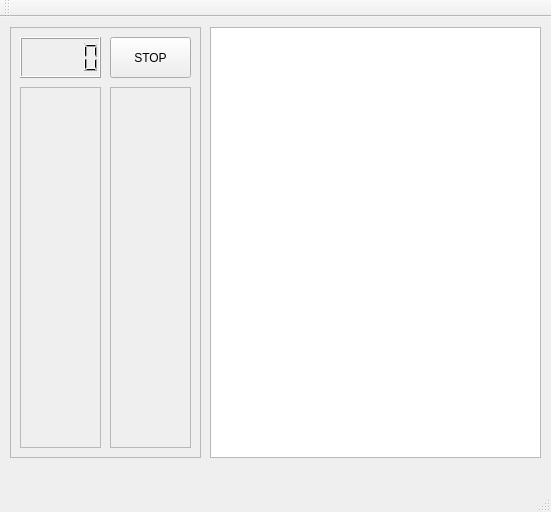
Qt form Sem_04/OOP/Lab_04_SLOT_and_SIGNAL/mainwindow.ui (lieroz/University) before a commit.
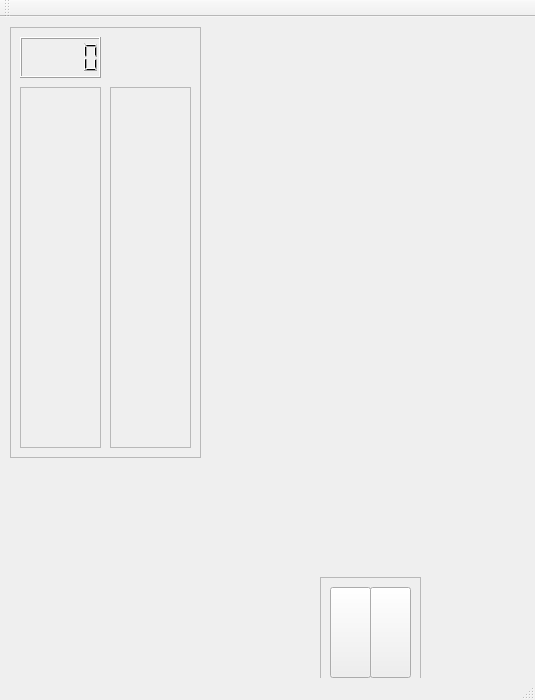
The same form after that commit.

The edit to the form file:
```diff
--- a/Sem_04/OOP/Lab_04_SLOT_and_SIGNAL/mainwindow.ui
+++ b/Sem_04/OOP/Lab_04_SLOT_and_SIGNAL/mainwindow.ui
@@ -6,8 +6,8 @@
    <rect>
     <x>0</x>
     <y>0</y>
-    <width>551</width>
-    <height>512</height>
+    <width>535</width>
+    <height>700</height>
    </rect>
   </property>
   <property name="windowTitle">
@@ -39,19 +39,6 @@
       </rect>
      </property>
     </widget>
-    <widget class="QPushButton" name="stopButton">
-     <property name="geometry">
-      <rect>
-       <x>100</x>
-       <y>10</y>
-       <width>81</width>
-       <height>41</height>
-      </rect>
-     </property>
-     <property name="text">
-      <string>STOP</string>
-     </property>
-    </widget>
     <widget class="QFrame" name="callButtonsFrame">
      <property name="geometry">
       <rect>
@@ -87,15 +74,47 @@
      <layout class="QVBoxLayout" name="verticalLayout_2"/>
     </widget>
    </widget>
-   <widget class="QGraphicsView" name="graphicsView">
+   <widget class="QFrame" name="elevator">
     <property name="geometry">
      <rect>
-      <x>210</x>
-      <y>10</y>
-      <width>331</width>
-      <height>431</height>
+      <x>320</x>
+      <y>560</y>
+      <width>101</width>
+      <height>111</height>
      </rect>
     </property>
+    <property name="frameShape">
+     <enum>QFrame::StyledPanel</enum>
+    </property>
+    <property name="frameShadow">
+     <enum>QFrame::Raised</enum>
+    </property>
+    <widget class="QPushButton" name="leftDoor">
+     <property name="geometry">
+      <rect>
+       <x>10</x>
+       <y>10</y>
+       <width>41</width>
+       <height>91</height>
+      </rect>
+     </property>
+     <property name="text">
+      <string/>
+     </property>
+    </widget>
+    <widget class="QPushButton" name="rightDoor">
+     <property name="geometry">
+      <rect>
+       <x>50</x>
+       <y>10</y>
+       <width>41</width>
+       <height>91</height>
+      </rect>
+     </property>
+     <property name="text">
+      <string/>
+     </property>
+    </widget>
    </widget>
   </widget>
   <widget class="QMenuBar" name="menuBar">
```
Left out of the diff: 2 changed lines with no effect on the pictures.
